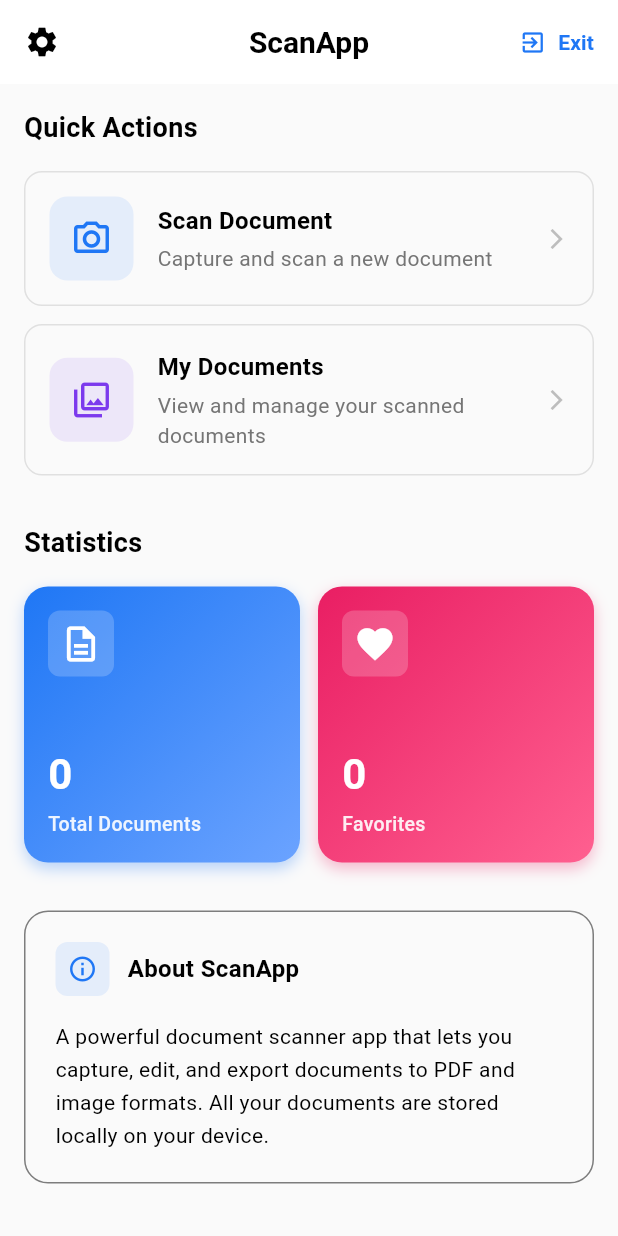
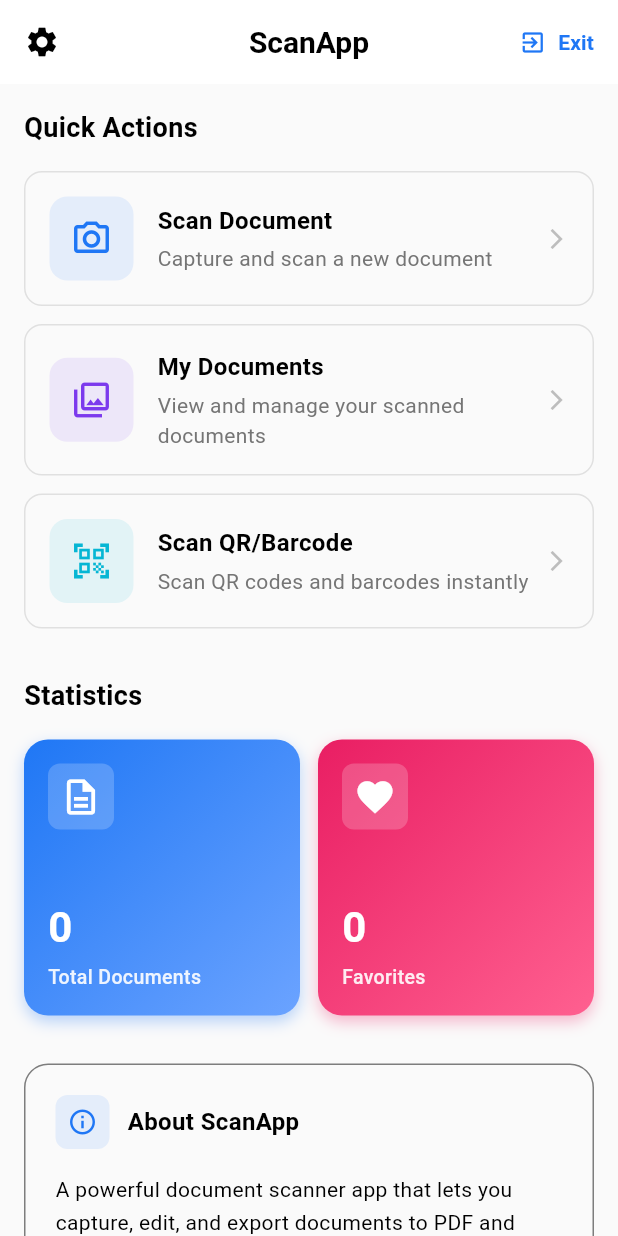
Before and after one commit to razwanul1407/scanapp, a Flutter app: the HomeScreen screen opened by its route, on a phone screen of 412 x 824 dp. Run offline on Flutter 3.47's test engine with Material 3 defaults, Android fonts, the phone set to English and light mode, and no system bars; drawn by our look-alikes of upgrader; our stand-ins replace go_router, permission_handler, printing, share_plus, shared_preferences, smooth_page_indicator and 1 more; missing offline and left inert: cunning_document_scanner, mobile_scanner; accounts and stored records are empty.

Commit message:
added the qr or bar scanner

```diff
--- a/lib/l10n/app_localizations.dart
+++ b/lib/l10n/app_localizations.dart
@@ -108,6 +108,17 @@ class AppLocalizations {
       'getStarted': 'Get Started',
       'next': 'Next',
       'skip': 'Skip',
+
+      // QR Scanner
+      'scanQRBarcode': 'Scan QR/Barcode',
+      'scanQRBarcodeSubtitle': 'Scan QR codes and barcodes instantly',
+      'qrScannerTitle': 'QR & Barcode Scanner',
+      'scanResult': 'Scan Result',
+      'copyToClipboard': 'Copy',
+      'copiedToClipboard': 'Copied to clipboard',
+      'openLink': 'Open Link',
+      'pointCameraAtCode': 'Point camera at QR code or barcode',
+      'scanAgain': 'Scan Again',
     },
     'bn': {
       // App Name & General
@@ -205,6 +216,17 @@ class AppLocalizations {
       'getStarted': 'শুরু করুন',
       'next': 'পরবর্তী',
       'skip': 'এড়িয়ে যান',
+
+      // QR Scanner
+      'scanQRBarcode': 'QR/বারকোড স্ক্যান',
+      'scanQRBarcodeSubtitle': 'তাৎক্ষণিকভাবে QR কোড এবং বারকোড স্ক্যান করুন',
+      'qrScannerTitle': 'QR ও বারকোড স্ক্যানার',
+      'scanResult': 'স্ক্যান ফলাফল',
+      'copyToClipboard': 'কপি',
+      'copiedToClipboard': 'ক্লিপবোর্ডে কপি হয়েছে',
+      'openLink': 'লিংক খুলুন',
+      'pointCameraAtCode': 'QR কোড বা বারকোডে ক্যামেরা পয়েন্ট করুন',
+      'scanAgain': 'আবার স্ক্যান করুন',
     },
     'hi': {
       // App Name & General
@@ -302,6 +324,17 @@ class AppLocalizations {
       'getStarted': 'शुरू करें',
       'next': 'अगला',
       'skip': 'छोड़ें',
+
+      // QR Scanner
+      'scanQRBarcode': 'QR/बारकोड स्कैन',
+      'scanQRBarcodeSubtitle': 'तुरंत QR कोड और बारकोड स्कैन करें',
+      'qrScannerTitle': 'QR और बारकोड स्कैनर',
+      'scanResult': 'स्कैन परिणाम',
+      'copyToClipboard': 'कॉपी',
+      'copiedToClipboard': 'क्लिपबोर्ड पर कॉपी किया गया',
+      'openLink': 'लिंक खोलें',
+      'pointCameraAtCode': 'QR कोड या बारकोड पर कैमरा पॉइंट करें',
+      'scanAgain': 'फिर से स्कैन करें',
     },
     'ar': {
       // App Name & General
@@ -398,6 +431,17 @@ class AppLocalizations {
       'getStarted': 'ابدأ الآن',
       'next': 'التالي',
       'skip': 'تخطي',
+
+      // QR Scanner
+      'scanQRBarcode': 'مسح QR/الباركود',
+      'scanQRBarcodeSubtitle': 'امسح رموز QR والباركود فوراً',
+      'qrScannerTitle': 'ماسح QR والباركود',
+      'scanResult': 'نتيجة المسح',
+      'copyToClipboard': 'نسخ',
+      'copiedToClipboard': 'تم النسخ إلى الحافظة',
+      'openLink': 'فتح الرابط',
+      'pointCameraAtCode': 'وجّه الكاميرا نحو رمز QR أو الباركود',
+      'scanAgain': 'مسح مرة أخرى',
     },
   };
 
@@ -489,6 +533,17 @@ class AppLocalizations {
   String get getStarted => translate('getStarted');
   String get next => translate('next');
   String get skip => translate('skip');
+
+  // QR Scanner
+  String get scanQRBarcode => translate('scanQRBarcode');
+  String get scanQRBarcodeSubtitle => translate('scanQRBarcodeSubtitle');
+  String get qrScannerTitle => translate('qrScannerTitle');
+  String get scanResult => translate('scanResult');
+  String get copyToClipboard => translate('copyToClipboard');
+  String get copiedToClipboard => translate('copiedToClipboard');
+  String get openLink => translate('openLink');
+  String get pointCameraAtCode => translate('pointCameraAtCode');
+  String get scanAgain => translate('scanAgain');
 }
 
 class _AppLocalizationsDelegate
--- a/lib/routes/app_router.dart
+++ b/lib/routes/app_router.dart
@@ -9,6 +9,7 @@ import 'package:scanapp/screens/document_scanner_screen.dart';
 import 'package:scanapp/screens/image_editing_screen.dart';
 import 'package:scanapp/screens/document_builder_screen.dart';
 import 'package:scanapp/screens/documents_list_screen.dart';
+import 'package:scanapp/screens/qr_scanner_screen.dart';
 import 'package:scanapp/providers/document_builder_provider.dart';
 import 'package:scanapp/providers/image_editing_provider.dart';
 
@@ -23,6 +24,7 @@ class AppRouter {
   static const imageEditingAddMore = '/edit/add-more';
   static const documentBuilder = '/builder';
   static const documentsList = '/documents';
+  static const qrScanner = '/qr-scanner';
 
   static GoRouter get router => _router;
 
@@ -119,6 +121,11 @@ class AppRouter {
         name: 'documentsList',
         builder: (context, state) => const DocumentsListScreen(),
       ),
+      GoRoute(
+        path: qrScanner,
+        name: 'qrScanner',
+        builder: (context, state) => const QRScannerScreen(),
+      ),
     ],
     // Handle redirect for first launch
     redirect: (context, state) {
--- a/lib/screens/home_screen.dart
+++ b/lib/screens/home_screen.dart
@@ -79,6 +79,16 @@ class _HomeScreenState extends State<HomeScreen> {
             subtitle: l10n.myDocumentsSubtitle,
             onTap: () => context.push(AppRouter.documentsList),
             color: Theme.of(context).colorScheme.secondary,
+          ),
+          const SizedBox(height: 12),
+
+          // QR/Barcode Scanner Button
+          _buildActionCard(
+            icon: Icons.qr_code_scanner,
+            title: l10n.scanQRBarcode,
+            subtitle: l10n.scanQRBarcodeSubtitle,
+            onTap: () => context.push(AppRouter.qrScanner),
+            color: Theme.of(context).colorScheme.tertiary,
           ),
           const SizedBox(height: 32),
 
--- a/pubspec.yaml
+++ b/pubspec.yaml
@@ -59,12 +59,16 @@ dependencies:
   # File & Path Management
   path_provider: ^2.1.0
   share_plus: ^12.0.1
+  url_launcher: ^6.2.5
 
   # Navigation
   go_router: ^17.0.1
 
   # App Update Checker (Play Store & App Store)
   upgrader: ^12.3.0
+
+  # QR Code & Barcode Scanner
+  mobile_scanner: ^7.1.4
 
   # UI Components (minimal)
   smooth_page_indicator: ^2.0.1
```
Also changed, not shown: lib/screens/qr_scanner_screen.dart (added, +533 -0 lines), pubspec.lock, 1 other file.
